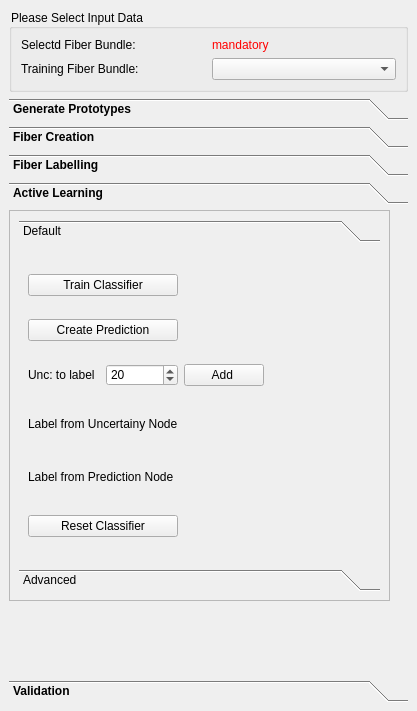
This is Plugins/org.mitk.gui.qt.diffusionimaging.fiberprocessing/src/internal/QmitkInteractiveFiberDissectionViewControls.ui in MIC-DKFZ/MITK-Diffusion as Qt 5 draws it before an edit. The edited form follows.
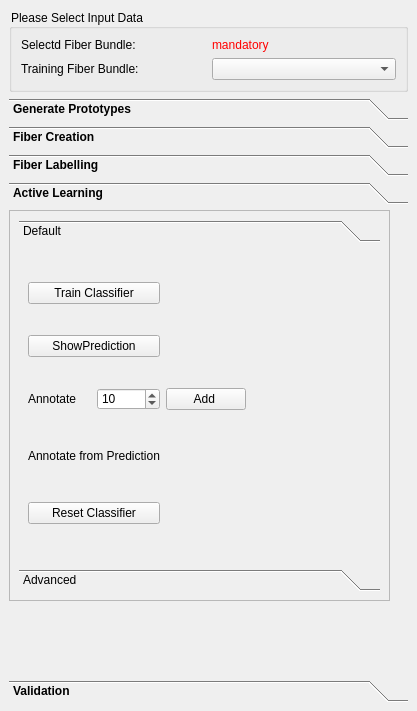
This is the edited form. Icons and pictures are not drawn. Custom widgets are drawn as their Qt base class.

Patch:
```diff
--- a/Plugins/org.mitk.gui.qt.diffusionimaging.fiberprocessing/src/internal/QmitkInteractiveFiberDissectionViewControls.ui
+++ b/Plugins/org.mitk.gui.qt.diffusionimaging.fiberprocessing/src/internal/QmitkInteractiveFiberDissectionViewControls.ui
@@ -613,7 +613,33 @@
             <string>Default</string>
            </attribute>
            <layout class="QGridLayout" name="gridLayout_2">
-            <item row="1" column="4">
+            <item row="4" column="3">
+             <widget class="QPushButton" name="m_predlabelingBrush">
+              <property name="maximumSize">
+               <size>
+                <width>30</width>
+                <height>30</height>
+               </size>
+              </property>
+              <property name="text">
+               <string/>
+              </property>
+              <property name="icon">
+               <iconset>
+                <normaloff>:/org.mitk.gui.qt.diffusionimaging.fiberprocessing/resources/brush.png</normaloff>:/org.mitk.gui.qt.diffusionimaging.fiberprocessing/resources/brush.png</iconset>
+              </property>
+              <property name="iconSize">
+               <size>
+                <width>32</width>
+                <height>32</height>
+               </size>
+              </property>
+              <property name="flat">
+               <bool>true</bool>
+              </property>
+             </widget>
+            </item>
+            <item row="1" column="4" colspan="2">
              <spacer name="horizontalSpacer_29">
               <property name="orientation">
                <enum>Qt::Horizontal</enum>
@@ -626,43 +652,62 @@
               </property>
              </spacer>
             </item>
-            <item row="2" column="4">
-             <spacer name="horizontalSpacer_4">
-              <property name="orientation">
-               <enum>Qt::Horizontal</enum>
+            <item row="3" column="4">
+             <widget class="QPushButton" name="m_unclabeling">
+              <property name="maximumSize">
+               <size>
+                <width>30</width>
+                <height>30</height>
+               </size>
               </property>
-              <property name="sizeHint" stdset="0">
+              <property name="text">
+               <string/>
+              </property>
+              <property name="icon">
+               <iconset>
+                <normaloff>:/org.mitk.gui.qt.diffusionimaging.fiberprocessing/resources/eraze.png</normaloff>:/org.mitk.gui.qt.diffusionimaging.fiberprocessing/resources/eraze.png</iconset>
+              </property>
+              <property name="iconSize">
                <size>
-                <width>57</width>
-                <height>20</height>
+                <width>32</width>
+                <height>32</height>
                </size>
               </property>
-             </spacer>
+              <property name="flat">
+               <bool>true</bool>
+              </property>
+             </widget>
             </item>
-            <item row="2" column="2" colspan="2">
+            <item row="3" column="2" colspan="2">
              <widget class="QPushButton" name="m_AddUncertainFibers">
               <property name="text">
                <string>Add </string>
               </property>
              </widget>
             </item>
-            <item row="0" column="4">
-             <spacer name="horizontalSpacer_30">
-              <property name="orientation">
-               <enum>Qt::Horizontal</enum>
-              </property>
-              <property name="sizeHint" stdset="0">
+            <item row="4" column="2">
+             <widget class="QPushButton" name="m_predlabeling">
+              <property name="maximumSize">
                <size>
-                <width>57</width>
-                <height>20</height>
+                <width>30</width>
+                <height>30</height>
                </size>
               </property>
-             </spacer>
-            </item>
-            <item row="3" column="0" colspan="2">
-             <widget class="QLabel" name="label_35">
               <property name="text">
-               <string>Label from Uncertainy Node</string>
+               <string/>
+              </property>
+              <property name="icon">
+               <iconset>
+                <normaloff>:/org.mitk.gui.qt.diffusionimaging.fiberprocessing/resources/eraze.png</normaloff>:/org.mitk.gui.qt.diffusionimaging.fiberprocessing/resources/eraze.png</iconset>
+              </property>
+              <property name="iconSize">
+               <size>
+                <width>32</width>
+                <height>32</height>
+               </size>
+              </property>
+              <property name="flat">
+               <bool>true</bool>
               </property>
              </widget>
             </item>
@@ -673,8 +718,8 @@
               </property>
              </widget>
             </item>
-            <item row="4" column="2">
-             <widget class="QPushButton" name="m_predlabeling">
+            <item row="3" column="5">
+             <widget class="QPushButton" name="m_unclabelingBrush">
               <property name="maximumSize">
                <size>
                 <width>30</width>
@@ -686,7 +731,7 @@
               </property>
               <property name="icon">
                <iconset>
-                <normaloff>:/org.mitk.gui.qt.diffusionimaging.fiberprocessing/resources/eraze.png</normaloff>:/org.mitk.gui.qt.diffusionimaging.fiberprocessing/resources/eraze.png</iconset>
+                <normaloff>:/org.mitk.gui.qt.diffusionimaging.fiberprocessing/resources/brush.png</normaloff>:/org.mitk.gui.qt.diffusionimaging.fiberprocessing/resources/brush.png</iconset>
               </property>
               <property name="iconSize">
                <size>
@@ -699,22 +744,35 @@
               </property>
              </widget>
             </item>
-            <item row="2" column="0">
-             <widget class="QLabel" name="label_5">
+            <item row="5" column="0" colspan="2">
+             <widget class="QPushButton" name="m_resetClassifier">
               <property name="text">
-               <string>Unc: to label</string>
+               <string>Reset Classifier</string>
               </property>
              </widget>
             </item>
+            <item row="3" column="6">
+             <spacer name="horizontalSpacer_3">
+              <property name="orientation">
+               <enum>Qt::Horizontal</enum>
+              </property>
+              <property name="sizeHint" stdset="0">
+               <size>
+                <width>40</width>
+                <height>20</height>
+               </size>
+              </property>
+             </spacer>
+            </item>
             <item row="4" column="0" colspan="2">
              <widget class="QLabel" name="label_36">
               <property name="text">
-               <string>Label from Prediction Node</string>
+               <string>Annotate from Prediction</string>
               </property>
              </widget>
             </item>
-            <item row="3" column="4">
-             <spacer name="horizontalSpacer_5">
+            <item row="0" column="4" colspan="2">
+             <spacer name="horizontalSpacer_30">
               <property name="orientation">
                <enum>Qt::Horizontal</enum>
               </property>
@@ -726,66 +784,21 @@
               </property>
              </spacer>
             </item>
-            <item row="4" column="3">
-             <widget class="QPushButton" name="m_predlabelingBrush">
-              <property name="maximumSize">
-               <size>
-                <width>30</width>
-                <height>30</height>
-               </size>
-              </property>
+            <item row="3" column="0">
+             <widget class="QLabel" name="label_5">
               <property name="text">
-               <string/>
-              </property>
-              <property name="icon">
-               <iconset>
-                <normaloff>:/org.mitk.gui.qt.diffusionimaging.fiberprocessing/resources/brush.png</normaloff>:/org.mitk.gui.qt.diffusionimaging.fiberprocessing/resources/brush.png</iconset>
-              </property>
-              <property name="iconSize">
-               <size>
-                <width>32</width>
-                <height>32</height>
-               </size>
-              </property>
-              <property name="flat">
-               <bool>true</bool>
+               <string>Annotate</string>
               </property>
              </widget>
             </item>
             <item row="1" column="0" colspan="2">
              <widget class="QPushButton" name="m_CreatePrediction">
               <property name="text">
-               <string>Create Prediction</string>
+               <string>ShowPrediction</string>
               </property>
              </widget>
             </item>
-            <item row="3" column="2">
-             <widget class="QPushButton" name="m_unclabeling">
-              <property name="maximumSize">
-               <size>
-                <width>30</width>
-                <height>30</height>
-               </size>
-              </property>
-              <property name="text">
-               <string/>
-              </property>
-              <property name="icon">
-               <iconset>
-                <normaloff>:/org.mitk.gui.qt.diffusionimaging.fiberprocessing/resources/eraze.png</normaloff>:/org.mitk.gui.qt.diffusionimaging.fiberprocessing/resources/eraze.png</iconset>
-              </property>
-              <property name="iconSize">
-               <size>
-                <width>32</width>
-                <height>32</height>
-               </size>
-              </property>
-              <property name="flat">
-               <bool>true</bool>
-              </property>
-             </widget>
-            </item>
-            <item row="2" column="1">
+            <item row="3" column="1">
              <widget class="QSpinBox" name="m_Numtolabel">
               <property name="minimum">
                <number>1</number>
@@ -797,37 +810,11 @@
                <number>0</number>
               </property>
               <property name="value">
-               <number>20</number>
+               <number>10</number>
               </property>
              </widget>
             </item>
-            <item row="3" column="3">
-             <widget class="QPushButton" name="m_unclabelingBrush">
-              <property name="maximumSize">
-               <size>
-                <width>30</width>
-                <height>30</height>
-               </size>
-              </property>
-              <property name="text">
-               <string/>
-              </property>
-              <property name="icon">
-               <iconset>
-                <normaloff>:/org.mitk.gui.qt.diffusionimaging.fiberprocessing/resources/brush.png</normaloff>:/org.mitk.gui.qt.diffusionimaging.fiberprocessing/resources/brush.png</iconset>
-              </property>
-              <property name="iconSize">
-               <size>
-                <width>32</width>
-                <height>32</height>
-               </size>
-              </property>
-              <property name="flat">
-               <bool>true</bool>
-              </property>
-             </widget>
-            </item>
-            <item row="4" column="4">
+            <item row="4" column="4" colspan="2">
              <spacer name="horizontalSpacer_6">
               <property name="orientation">
                <enum>Qt::Horizontal</enum>
@@ -840,13 +827,6 @@
               </property>
              </spacer>
             </item>
-            <item row="5" column="0" colspan="2">
-             <widget class="QPushButton" name="m_resetClassifier">
-              <property name="text">
-               <string>Reset Classifier</string>
-              </property>
-             </widget>
-            </item>
            </layout>
           </widget>
           <widget class="QWidget" name="page_18">
```
